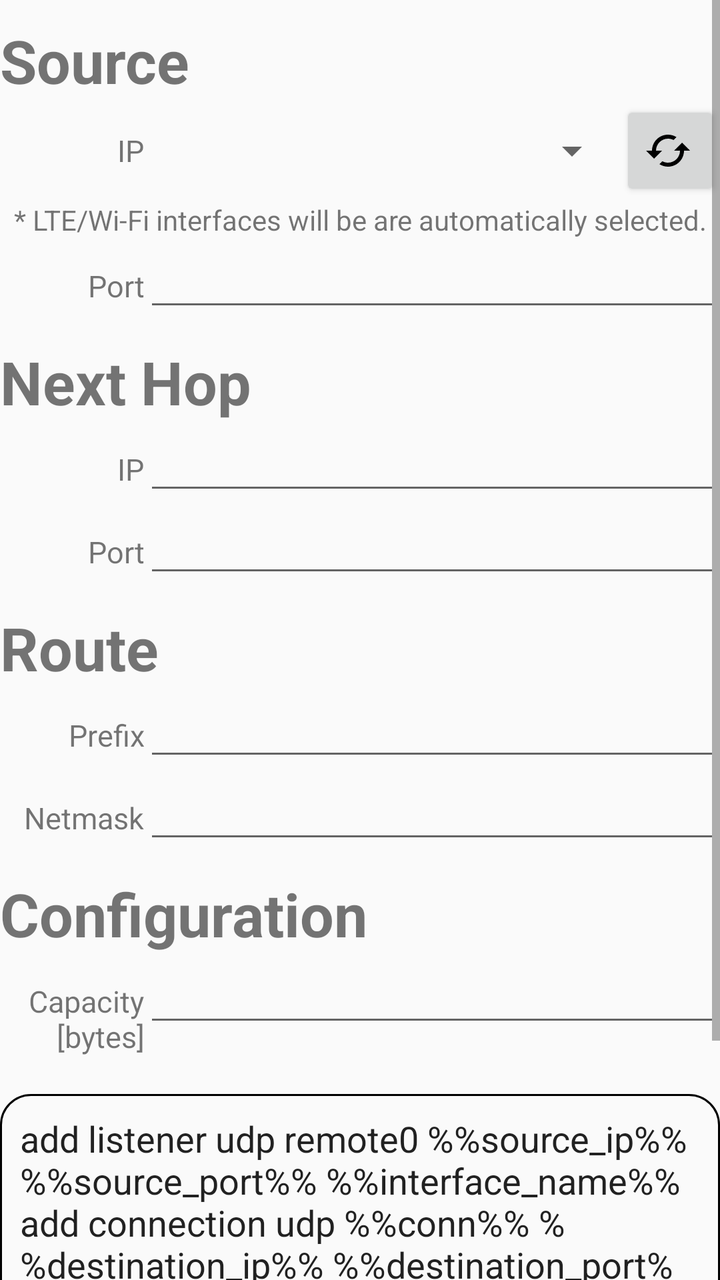
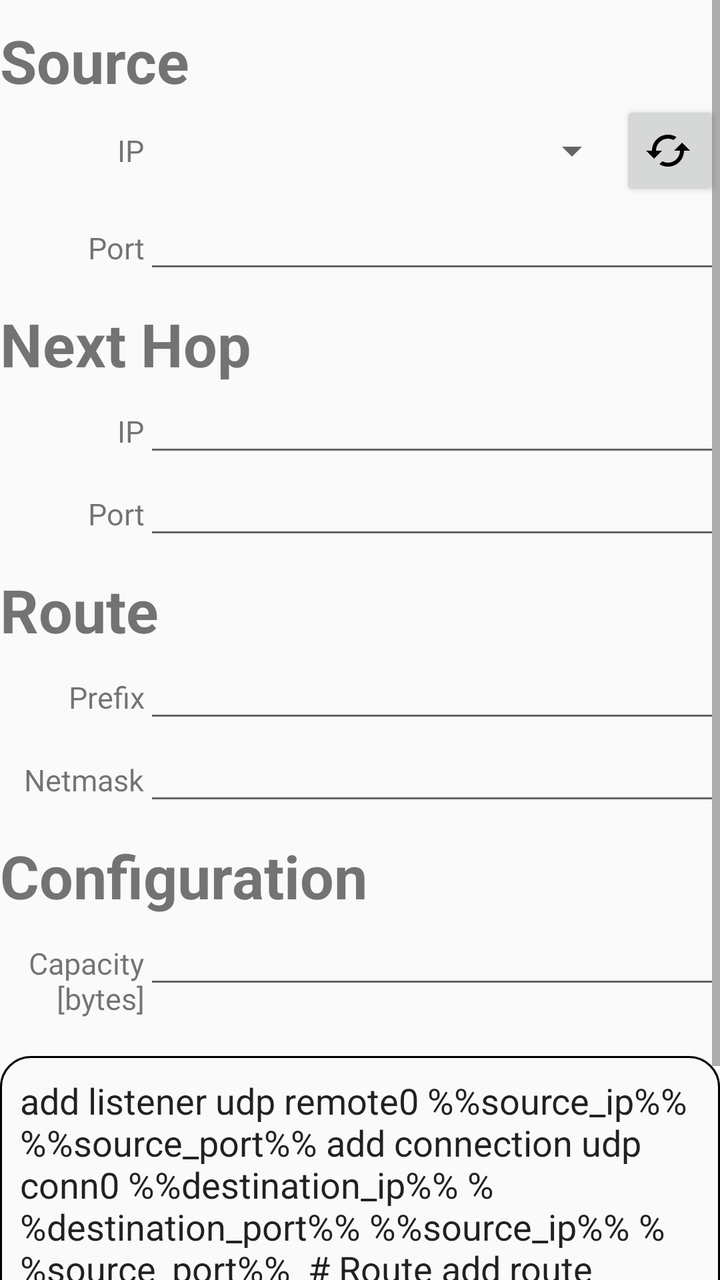

Compare the two renders of this Android layout. The source of the first and the diff that turns it into the second are given below.
<!-- AndroidManifest.xml: application theme AppTheme -->
<!-- res/layout/activity_forwarder_android.xml -->
<?xml version="1.0" encoding="utf-8"?>
<android.support.constraint.ConstraintLayout xmlns:android="http://schemas.android.com/apk/res/android"
    xmlns:app="http://schemas.android.com/apk/res-auto"
    xmlns:tools="http://schemas.android.com/tools"
    android:layout_width="match_parent"
    android:layout_height="match_parent"
    tools:context="icn.forwarder.com.forwarderandroid.ForwarderAndroidActivity">

    <ScrollView
        android:layout_width="match_parent"
        android:layout_height="match_parent">

        <LinearLayout
            android:layout_width="match_parent"
            android:layout_height="wrap_content"
            android:orientation="vertical">

            <TextView
                android:layout_width="wrap_content"
                android:layout_height="wrap_content"
                android:layout_marginTop="10dp"
                android:gravity="left"
                android:text="@string/source"
                android:textSize="30sp"
                android:textStyle="bold" />

            <LinearLayout
                android:layout_width="fill_parent"
                android:layout_height="wrap_content"
                android:orientation="horizontal">

                <LinearLayout
                    android:layout_width="match_parent"
                    android:layout_height="match_parent"
                    android:layout_weight="4"
                    android:gravity="right|center_vertical">

                    <TextView
                        android:layout_width="match_parent"
                        android:layout_height="match_parent"
                        android:gravity="right|center_vertical"
                        android:inputType="text"
                        android:text="@string/source_ip"
                        android:textSize="15sp" />
                </LinearLayout>

                <LinearLayout
                    android:layout_width="match_parent"
                    android:layout_height="wrap_content"
                    android:layout_weight="1"
                    android:gravity="right|center_vertical">

                    <Spinner
                        android:id="@+id/source_ip_spinner"
                        android:layout_width="0dip"
                        android:layout_height="wrap_content"
                        android:layout_weight="20" />

                    <Button
                        android:id="@+id/source_ip_refresh_button"
                        android:layout_width="50sp"
                        android:layout_height="50sp"
                        android:drawableLeft="@drawable/ic_cached_black_24px" />
                </LinearLayout>

            </LinearLayout>

            <TextView
                android:layout_width="match_parent"
                android:layout_height="wrap_content"
                android:gravity="center"
                android:text="* LTE/Wi-Fi interfaces will be are automatically selected."/>

            <LinearLayout
                android:layout_width="fill_parent"
                android:layout_height="wrap_content"
                android:orientation="horizontal">

                <TextView
                    android:layout_width="match_parent"
                    android:layout_height="wrap_content"
                    android:layout_weight="4"
                    android:gravity="right|center_vertical"
                    android:inputType="text"
                    android:text="@string/source_port"
                    android:textSize="15sp" />

                <EditText
                    android:id="@+id/source_port_editext"
                    android:layout_width="match_parent"
                    android:layout_height="wrap_content"
                    android:layout_weight="1"
                    android:gravity="left"
                    android:imeOptions="actionNext"
                    android:inputType="number"
                    android:singleLine="true" />

            </LinearLayout>


            <TextView
                android:layout_width="wrap_content"
                android:layout_height="wrap_content"
                android:layout_marginTop="10dp"
                android:gravity="left"
                android:text="@string/next_hop"
                android:textSize="30sp"
                android:textStyle="bold" />

            <LinearLayout
                android:layout_width="fill_parent"
                android:layout_height="wrap_content"
                android:orientation="horizontal">

                <TextView
                    android:layout_width="match_parent"
                    android:layout_height="wrap_content"
                    android:layout_weight="4"
                    android:gravity="right|center_vertical"
                    android:inputType="text"
                    android:text="@string/next_hop_ip"
                    android:textSize="15sp" />

                <EditText
                    android:id="@+id/next_hop_ip_editext"
                    android:layout_width="match_parent"
                    android:layout_height="wrap_content"
                    android:layout_weight="1"
                    android:gravity="left"
                    android:imeOptions="actionNext"
                    android:inputType="text"
                    android:singleLine="true" />


            </LinearLayout>

            <LinearLayout
                android:layout_width="fill_parent"
                android:layout_height="wrap_content"
                android:orientation="horizontal">

                <TextView
                    android:layout_width="match_parent"
                    android:layout_height="wrap_content"
                    android:layout_weight="4"
                    android:gravity="right|center_vertical"
                    android:inputType="text"
                    android:text="@string/next_hop_port"
                    android:textSize="15sp" />

                <EditText
                    android:id="@+id/next_hop_port_editext"
                    android:layout_width="match_parent"
                    android:layout_height="wrap_content"
                    android:layout_weight="1"
                    android:gravity="left"
                    android:imeOptions="actionNext"
                    android:inputType="number"
                    android:singleLine="true" />

            </LinearLayout>

            <TextView
                android:layout_width="wrap_content"
                android:layout_height="wrap_content"
                android:layout_marginTop="10dp"
                android:gravity="left"
                android:text="@string/route"
                android:textSize="30sp"
                android:textStyle="bold" />

            <LinearLayout
                android:layout_width="fill_parent"
                android:layout_height="wrap_content"
                android:orientation="horizontal">

                <TextView
                    android:layout_width="match_parent"
                    android:layout_height="wrap_content"
                    android:layout_weight="4"
                    android:gravity="right|center_vertical"
                    android:inputType="text"
                    android:text="@string/prefix"
                    android:textSize="15sp" />

                <EditText
                    android:id="@+id/prefix_editext"
                    android:layout_width="match_parent"
                    android:layout_height="wrap_content"
                    android:layout_weight="1"
                    android:gravity="left"
                    android:imeOptions="actionNext"
                    android:inputType="text"
                    android:singleLine="true" />


            </LinearLayout>

            <LinearLayout
                android:layout_width="fill_parent"
                android:layout_height="wrap_content"
                android:orientation="horizontal">

                <TextView
                    android:layout_width="match_parent"
                    android:layout_height="wrap_content"
                    android:layout_weight="4"
                    android:gravity="right|center_vertical"
                    android:inputType="text"
                    android:text="@string/netmask"
                    android:textSize="15sp" />

                <EditText
                    android:id="@+id/netmask_edittext"
                    android:layout_width="match_parent"
                    android:layout_height="wrap_content"
                    android:layout_weight="1"
                    android:gravity="left"
                    android:imeOptions="actionNext"
                    android:inputType="text"
                    android:singleLine="true" />
            </LinearLayout>


            <TextView
                android:layout_width="wrap_content"
                android:layout_height="wrap_content"
                android:layout_marginTop="10dp"
                android:gravity="left"
                android:text="@string/configuration"
                android:textSize="30sp"
                android:textStyle="bold" />

            <LinearLayout
                android:layout_width="fill_parent"
                android:layout_height="wrap_content"
                android:orientation="horizontal">

                <TextView
                    android:layout_width="match_parent"
                    android:layout_height="60sp"
                    android:layout_weight="4"
                    android:gravity="right|center_vertical"
                    android:text="@string/capacity"
                    android:textSize="15sp" />

                <EditText
                    android:id="@+id/capacity_edittext"
                    android:layout_width="match_parent"
                    android:layout_height="wrap_content"
                    android:layout_weight="1"
                    android:gravity="left"
                    android:imeOptions="actionNext"
                    android:inputType="number"
                    android:singleLine="true" />
            </LinearLayout>


            <androidx.core.widget.NestedScrollView

                android:layout_width="fill_parent"
                android:layout_height="200dp"
                android:layout_marginTop="10dp"
                android:background="@drawable/border">

                <EditText
                    android:id="@+id/configuration_edittext"
                    android:layout_width="fill_parent"
                    android:layout_height="fill_parent"
                    android:background="@android:color/transparent"
                    android:ems="10"
                    android:inputType="textMultiLine"
                    android:text="add listener udp remote0 %%source_ip%% %%source_port%% %%interface_name%% add connection udp %%conn%% %%destination_ip%% %%destination_port%% %%source_ip%% %%source_port%%  # Route add route %%conn%% ccnx:/webserver 1# Local listeners add listener tcp local0 127.0.0.1 9695 add listener udp local1 127.0.0.1 9695  # Remote face add listener udp remote0 %%source_ip%% %%source_port%% add connection udp conn0 %%destination_ip%% %%destination_port%% %%source_ip%% %%source_port%%  # Route add route conn0 ccnx:/webserver 1# Local listeners add listener tcp local0 127.0.0.1 9695 add listener udp local1 127.0.0.1 9695  # Remote face add listener udp remote0 %%source_ip%% %%source_port%% add connection udp conn0 %%destination_ip%% %%destination_port%% %%source_ip%% %%source_port%%  # Route add route conn0 ccnx:/webserver 1# Local listeners add listener tcp local0 127.0.0.1 9695 add listener udp local1 127.0.0.1 9695  # Remote face add listener udp remote0 %%source_ip%% %%source_port%% add connection udp conn0 %%destination_ip%% %%destination_port%% %%source_ip%% %%source_port%%  # Route add route conn0 ccnx:/webserver 1# Local listeners add listener tcp local0 127.0.0.1 9695 add listener udp local1 127.0.0.1 9695  # Remote face add listener udp remote0 %%source_ip%% %%source_port%% add connection udp conn0 %%destination_ip%% %%destination_port%% %%source_ip%% %%source_port%%  # Route add route conn0 ccnx:/webserver 1"
                    app:layout_constraintVertical_bias="0.33999997" />
            </androidx.core.widget.NestedScrollView>


            <Switch
                android:id="@+id/forwarder_switch"
                android:layout_width="wrap_content"
                android:layout_height="wrap_content"
                android:layout_gravity="center"
                android:text="Disabled"
                android:textSize="30sp" />
        </LinearLayout>
    </ScrollView>
</android.support.constraint.ConstraintLayout>
<!-- resources referenced by this layout -->
<resources>
  <!-- drawable border (drawable) -->
  <?xml version="1.0" encoding="utf-8"?>
  <shape xmlns:android="http://schemas.android.com/apk/res/android">
      <stroke
          android:width="1dp"
          android:color="#000000" />
      <solid
          android:color="#00FFFFFF"
          android:paddingLeft="10dp"
          android:paddingTop="10dp"/>
  
      <padding
          android:left="10dp"
          android:top="10dp"
          android:right="10dp"
          android:bottom="10dp" />
      <corners
          android:bottomRightRadius="15dp"
          android:bottomLeftRadius="15dp"
          android:topLeftRadius="15dp"
          android:topRightRadius="15dp"/>
  </shape>
  <!-- drawable ic_cached_black_24px (drawable) -->
  <vector xmlns:android="http://schemas.android.com/apk/res/android"
          android:width="24dp"
          android:height="24dp"
          android:viewportWidth="24.0"
          android:viewportHeight="24.0">
      <path
          android:pathData="M19,8l-4,4h3c0,3.31 -2.69,6 -6,6 -1.01,0 -1.97,-0.25 -2.8,-0.7l-1.46,1.46C8.97,19.54 10.43,20 12,20c4.42,0 8,-3.58 8,-8h3l-4,-4zM6,12c0,-3.31 2.69,-6 6,-6 1.01,0 1.97,0.25 2.8,0.7l1.46,-1.46C15.03,4.46 13.57,4 12,4c-4.42,0 -8,3.58 -8,8H1l4,4 4,-4H6z"
          android:fillColor="#000000"/>
  </vector>
  <string name="capacity">Capacity [bytes]</string>
  <string name="configuration">Configuration</string>
  <string name="netmask">Netmask</string>
  <string name="next_hop">Next Hop</string>
  <string name="next_hop_ip">IP</string>
  <string name="next_hop_port">Port</string>
  <string name="prefix">Prefix</string>
  <string name="route">Route</string>
  <string name="source">Source</string>
  <string name="source_ip">IP</string>
  <string name="source_port">Port</string>
  <style name="AppTheme" parent="Theme.AppCompat.Light.DarkActionBar">
          
          <item name="colorPrimary">@color/colorPrimary</item>
          <item name="colorPrimaryDark">@color/colorPrimaryDark</item>
          <item name="colorAccent">@color/colorAccent</item>
          <item name="preferenceTheme">@style/PreferenceThemeOverlay</item>
      </style>
  <color name="colorPrimary">#008577</color>
  <color name="colorPrimaryDark">#00574B</color>
  <color name="colorAccent">#D81B60</color>
</resources>

<!-- the commit's change to res/layout/activity_forwarder_android.xml (unified diff, before → after) -->
@@ -63,13 +63,8 @@
                         android:drawableLeft="@drawable/ic_cached_black_24px" />
                 </LinearLayout>
 
-            </LinearLayout>
-
-            <TextView
-                android:layout_width="match_parent"
-                android:layout_height="wrap_content"
-                android:gravity="center"
-                android:text="* LTE/Wi-Fi interfaces will be are automatically selected."/>
+
+            </LinearLayout>
 
             <LinearLayout
                 android:layout_width="fill_parent"
@@ -270,7 +265,7 @@
                     android:background="@android:color/transparent"
                     android:ems="10"
                     android:inputType="textMultiLine"
-                    android:text="add listener udp remote0 %%source_ip%% %%source_port%% %%interface_name%% add connection udp %%conn%% %%destination_ip%% %%destination_port%% %%source_ip%% %%source_port%%  # Route add route %%conn%% ccnx:/webserver 1# Local listeners add listener tcp local0 127.0.0.1 9695 add listener udp local1 127.0.0.1 9695  # Remote face add listener udp remote0 %%source_ip%% %%source_port%% add connection udp conn0 %%destination_ip%% %%destination_port%% %%source_ip%% %%source_port%%  # Route add route conn0 ccnx:/webserver 1# Local listeners add listener tcp local0 127.0.0.1 9695 add listener udp local1 127.0.0.1 9695  # Remote face add listener udp remote0 %%source_ip%% %%source_port%% add connection udp conn0 %%destination_ip%% %%destination_port%% %%source_ip%% %%source_port%%  # Route add route conn0 ccnx:/webserver 1# Local listeners add listener tcp local0 127.0.0.1 9695 add listener udp local1 127.0.0.1 9695  # Remote face add listener udp remote0 %%source_ip%% %%source_port%% add connection udp conn0 %%destination_ip%% %%destination_port%% %%source_ip%% %%source_port%%  # Route add route conn0 ccnx:/webserver 1# Local listeners add listener tcp local0 127.0.0.1 9695 add listener udp local1 127.0.0.1 9695  # Remote face add listener udp remote0 %%source_ip%% %%source_port%% add connection udp conn0 %%destination_ip%% %%destination_port%% %%source_ip%% %%source_port%%  # Route add route conn0 ccnx:/webserver 1"
+                    android:text="add listener udp remote0 %%source_ip%% %%source_port%% add connection udp conn0 %%destination_ip%% %%destination_port%% %%source_ip%% %%source_port%%  # Route add route conn0 ccnx:/webserver 1# Local listeners add listener tcp local0 127.0.0.1 9695 add listener udp local1 127.0.0.1 9695  # Remote face add listener udp remote0 %%source_ip%% %%source_port%% add connection udp conn0 %%destination_ip%% %%destination_port%% %%source_ip%% %%source_port%%  # Route add route conn0 ccnx:/webserver 1# Local listeners add listener tcp local0 127.0.0.1 9695 add listener udp local1 127.0.0.1 9695  # Remote face add listener udp remote0 %%source_ip%% %%source_port%% add connection udp conn0 %%destination_ip%% %%destination_port%% %%source_ip%% %%source_port%%  # Route add route conn0 ccnx:/webserver 1# Local listeners add listener tcp local0 127.0.0.1 9695 add listener udp local1 127.0.0.1 9695  # Remote face add listener udp remote0 %%source_ip%% %%source_port%% add connection udp conn0 %%destination_ip%% %%destination_port%% %%source_ip%% %%source_port%%  # Route add route conn0 ccnx:/webserver 1# Local listeners add listener tcp local0 127.0.0.1 9695 add listener udp local1 127.0.0.1 9695  # Remote face add listener udp remote0 %%source_ip%% %%source_port%% add connection udp conn0 %%destination_ip%% %%destination_port%% %%source_ip%% %%source_port%%  # Route add route conn0 ccnx:/webserver 1"
                     app:layout_constraintVertical_bias="0.33999997" />
             </androidx.core.widget.NestedScrollView>
 
